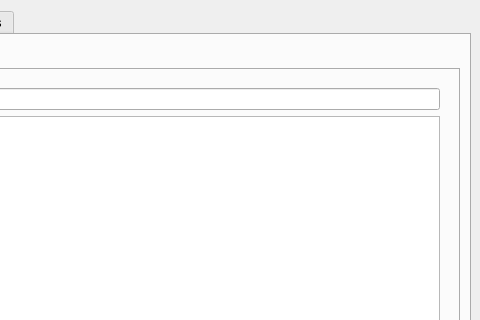
First picture: the form in mainwindow.ui, repository therealMaPMaKeR/MMDiary, before the edit; both pictures show x 480 to 960 and y 0 to 320 of the 960 by 540 pixel window.
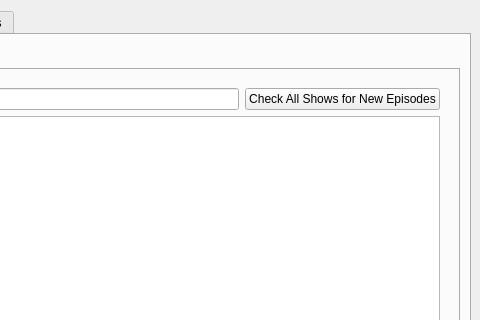
Second picture: the form after the edit. The open tabs and pages were chosen to show the change. Custom widgets are drawn as their Qt base class.

What changed in the file:
```diff
--- a/mainwindow.ui
+++ b/mainwindow.ui
@@ -889,6 +889,13 @@
                     </property>
                    </widget>
                   </item>
+                  <item>
+                   <widget class="QPushButton" name="pushButton_CheckForNewEP">
+                    <property name="text">
+                     <string>Check All Shows for New Episodes</string>
+                    </property>
+                   </widget>
+                  </item>
                  </layout>
                 </item>
                 <item>
```
Left out of the diff: 2 changed lines with no effect on the pictures.
